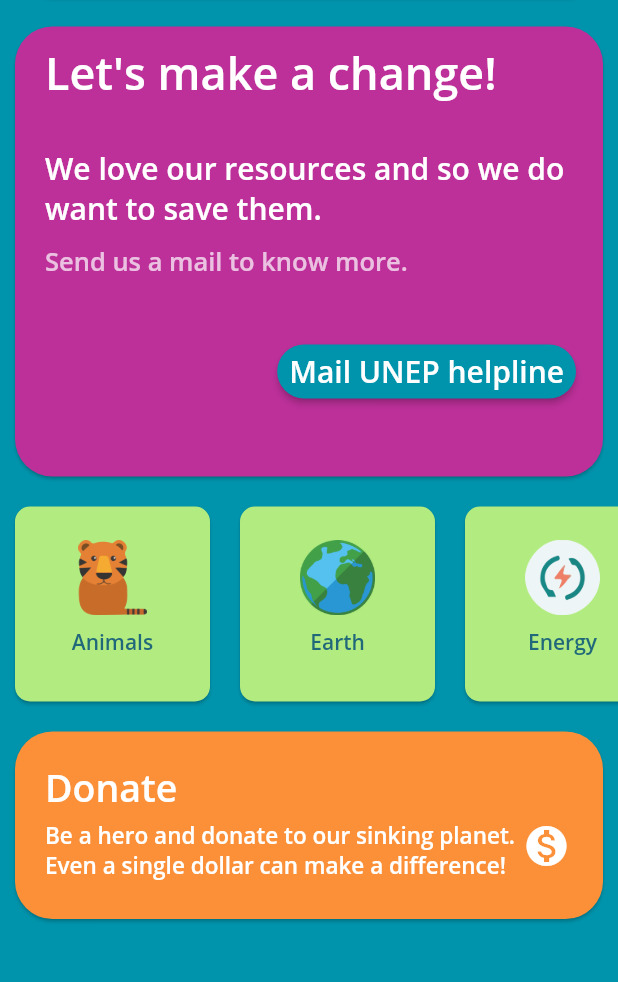
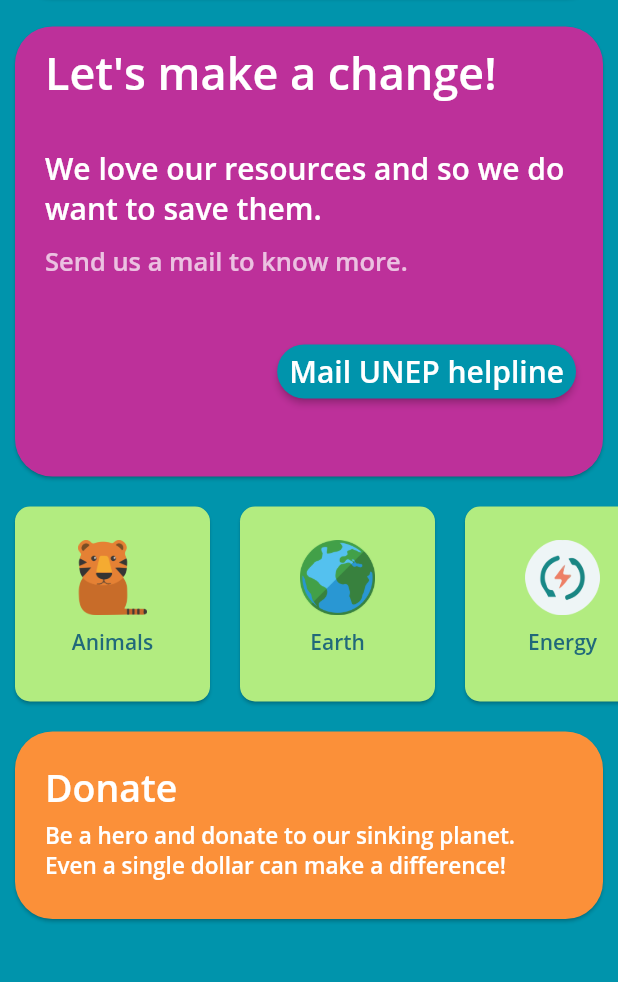
Before and after one commit to ameysunu/envirapp, a Flutter app: the screen it shows after launch, on a phone screen of 412 x 824 dp, the part 140-1122 px from its top. Run offline on Flutter 3.47's test engine with Material 2 defaults, Android fonts, the phone set to English and light mode, and no system bars; our stand-ins replace hexcolor.

Commit message:
donate added

```diff
--- a/lib/home.dart
+++ b/lib/home.dart
@@ -343,11 +343,8 @@
                                   fontSize: 25.0,
                                   color: Hexcolor('#FFFFFF')),
                             ),
-                            Row(
-                              children: <Widget>[
                             Padding(
-                                  padding:
-                                      const EdgeInsets.fromLTRB(0, 5, 0, 0),
+                              padding: const EdgeInsets.fromLTRB(0, 5, 0, 0),
                               child: Text(
                                 'Be a hero and donate to our sinking planet.\nEven a single dollar can make a difference!',
                                 style: TextStyle(
@@ -355,17 +352,6 @@
                                     fontSize: 15.0,
                                     color: Hexcolor('#FFFFFF')),
                               ),
-                                ),
-                                Padding(
-                                  padding:
-                                      const EdgeInsets.fromLTRB(5, 0, 0, 0),
-                                  child: Icon(
-                                    Icons.monetization_on,
-                                    size: 32,
-                                    color: Colors.white,
-                                  ),
-                                ),
-                              ],
                             ),
                           ],
                         ),
```
Lines whose indentation alone changed are shown as unchanged.
